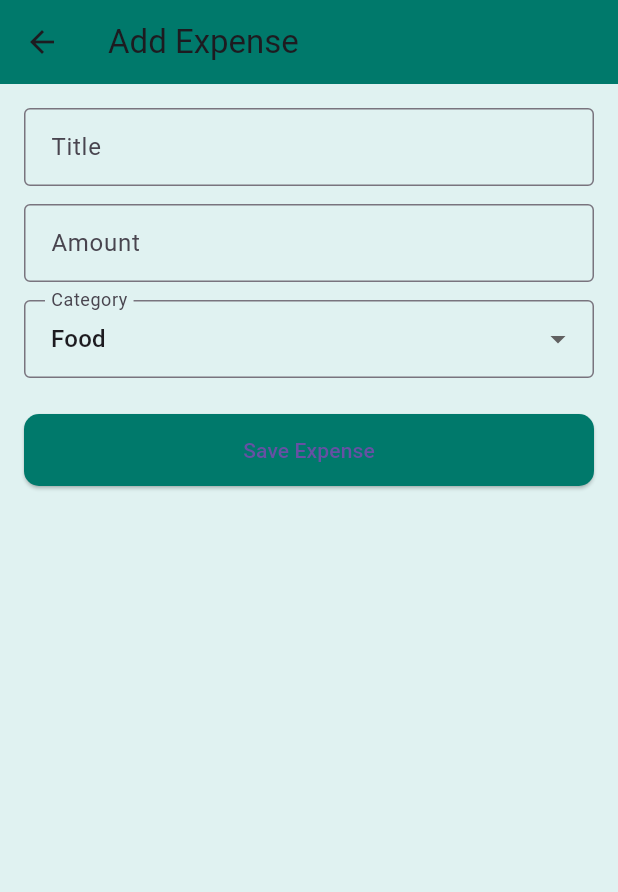
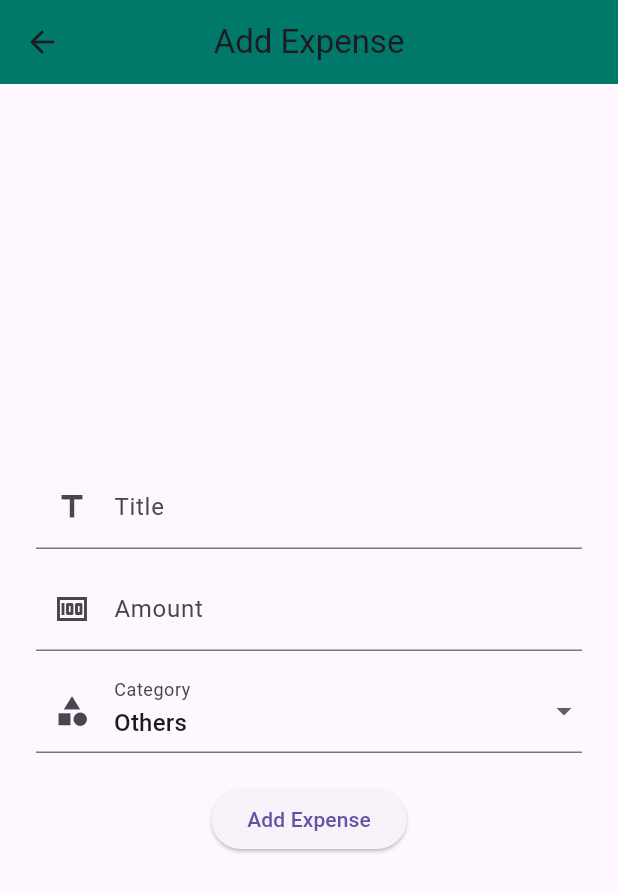
Before and after one commit to emon047/Tracksy, a Flutter app: the ExpensePage screen opened directly, on a phone screen of 412 x 824 dp. Shown: the top 892 px of the screen. Run offline on Flutter 3.47's test engine with Material 3 defaults, Android fonts, the phone set to English and light mode, and no system bars; our stand-ins replace fl_chart, supabase_flutter; accounts and stored records are empty.

Commit message:
Updated project with latest changes

```diff
--- a/lib/models/expense.dart
+++ b/lib/models/expense.dart
@@ -1,25 +1,33 @@
 class Expense {
-  String? id;
-  String title;
-  double amount;
-  String category;
-  DateTime date;
+  final String title;
+  final double amount;
+  final String category;
+  final DateTime date;
 
   Expense({
-    this.id,
     required this.title,
     required this.amount,
     required this.category,
     required this.date,
   });
 
+  Map<String, dynamic> toMap() {
+    return {
+      'title': title,
+      'amount': amount,
+      'category': category,
+      'date': date.toIso8601String(),
+    };
+  }
+
   factory Expense.fromMap(Map<String, dynamic> map) {
     return Expense(
-      id: map['id'],
-      title: map['title'],
-      amount: map['amount'],
-      category: map['category'],
-      date: DateTime.parse(map['date']),
+      title: map['title'] ?? '',
+      amount: map['amount'] is num
+          ? (map['amount'] as num).toDouble()
+          : double.tryParse(map['amount'].toString()) ?? 0,
+      category: map['category'] ?? 'Others',
+      date: DateTime.parse(map['date'] ?? DateTime.now().toIso8601String()),
     );
   }
 }
--- a/lib/screens/expense_page.dart
+++ b/lib/screens/expense_page.dart
@@ -1,5 +1,7 @@
-// lib/screens/expense_page.dart
 import 'package:flutter/material.dart';
+import 'package:provider/provider.dart';
+import '../services/supabase_service.dart';
+import '../models/expense.dart';
 
 class ExpensePage extends StatefulWidget {
   const ExpensePage({super.key});
@@ -9,53 +11,99 @@
 }
 
 class _ExpensePageState extends State<ExpensePage> {
-  final titleController = TextEditingController();
-  final amountController = TextEditingController();
-  String selectedCategory = 'Food';
+  final TextEditingController titleController = TextEditingController();
+  final TextEditingController amountController = TextEditingController();
+  String category = 'Others';
+  bool loading = false;
 
-  final categories = ['Food', 'Transport', 'Shopping', 'Bills', 'Other'];
+  final List<String> categories = [
+    'Food',
+    'Transport',
+    'Shopping',
+    'Bills',
+    'Entertainment',
+    'Others'
+  ];
 
   @override
   Widget build(BuildContext context) {
+    final service = Provider.of<SupabaseService>(context, listen: false);
+
     return Scaffold(
       appBar: AppBar(
         title: const Text('Add Expense'),
         backgroundColor: Colors.teal.shade700,
+        centerTitle: true,
       ),
-      body: Padding(
-        padding: const EdgeInsets.all(16),
+      body: Center(
+        child: SingleChildScrollView(
+          padding: const EdgeInsets.symmetric(horizontal: 24, vertical: 24),
           child: Column(
             children: [
               TextField(
                 controller: titleController,
-              decoration: const InputDecoration(labelText: 'Title'),
+                decoration: const InputDecoration(
+                    labelText: 'Title', prefixIcon: Icon(Icons.title)),
               ),
               const SizedBox(height: 12),
               TextField(
                 controller: amountController,
-              decoration: const InputDecoration(labelText: 'Amount'),
+                decoration: const InputDecoration(
+                    labelText: 'Amount', prefixIcon: Icon(Icons.money)),
                 keyboardType: TextInputType.number,
               ),
               const SizedBox(height: 12),
               DropdownButtonFormField<String>(
-              value: selectedCategory,
-              decoration: const InputDecoration(labelText: 'Category'),
+                value: category,
                 items: categories
-                  .map((c) => DropdownMenuItem(value: c, child: Text(c)))
+                    .map((c) => DropdownMenuItem(
+                          value: c,
+                          child: Text(c),
+                        ))
                     .toList(),
-              onChanged: (v) {
-                if (v != null) setState(() => selectedCategory = v);
+                onChanged: (v) => setState(() => category = v ?? 'Others'),
+                decoration: const InputDecoration(
+                  labelText: 'Category',
+                  prefixIcon: Icon(Icons.category),
+                ),
+              ),
+              const SizedBox(height: 20),
+              loading
+                  ? const CircularProgressIndicator()
+                  : ElevatedButton(
+                      onPressed: () async {
+                        final title = titleController.text.trim();
+                        final amount = double.tryParse(
+                                amountController.text.trim()) ??
+                            0;
+
+                        if (title.isEmpty || amount <= 0) {
+                          ScaffoldMessenger.of(context).showSnackBar(
+                              const SnackBar(
+                                  content: Text(
+                                      'Please provide valid title & amount')));
+                          return;
+                        }
+
+                        setState(() => loading = true);
+                        try {
+                          await service.addExpense(Expense(
+                              title: title,
+                              amount: amount,
+                              category: category,
+                              date: DateTime.now()));
+                          setState(() => loading = false);
+                          Navigator.pop(context, true);
+                        } catch (e) {
+                          setState(() => loading = false);
+                          ScaffoldMessenger.of(context).showSnackBar(
+                              SnackBar(content: Text('Error: $e')));
+                        }
                       },
+                      child: const Text('Add Expense'),
+                    )
+            ],
           ),
-            const SizedBox(height: 24),
-            ElevatedButton(
-              onPressed: () {
-                // handle saving expense here
-                Navigator.pop(context);
-              },
-              child: const Text('Save Expense'),
-            ),
-          ],
         ),
       ),
     );
--- a/lib/screens/login_page.dart
+++ b/lib/screens/login_page.dart
@@ -64,6 +64,7 @@
                       onPressed: () async {
                         final email = emailController.text.trim();
                         final password = passwordController.text.trim();
+
                         if (email.isEmpty || password.isEmpty) {
                           ScaffoldMessenger.of(context).showSnackBar(
                             const SnackBar(
@@ -75,9 +76,11 @@
                         setState(() => loading = true);
 
                         try {
-                          await service.signIn(email: email, password: password);
+                          await service.signIn(
+                              email: email, password: password);
                           final user = service.getCurrentUser();
                           setState(() => loading = false);
+
                           if (user == null) {
                             ScaffoldMessenger.of(context).showSnackBar(
                               const SnackBar(
```
Also changed, not shown: lib/main.dart (+15 -36 lines), lib/screens/add_expense_page.dart (deleted, +0 -132 lines), lib/screens/home_page.dart (+21 -10 lines), lib/screens/profile_page.dart (+22 -24 lines), lib/screens/signup_page.dart (+9 -3 lines), lib/screens/splash_screen.dart (+26 -62 lines), lib/services/supabase_service.dart (+30 -26 lines), pubspec.yaml (+6 -22 lines), pubspec.lock. Lines whose indentation alone changed are shown as unchanged.
